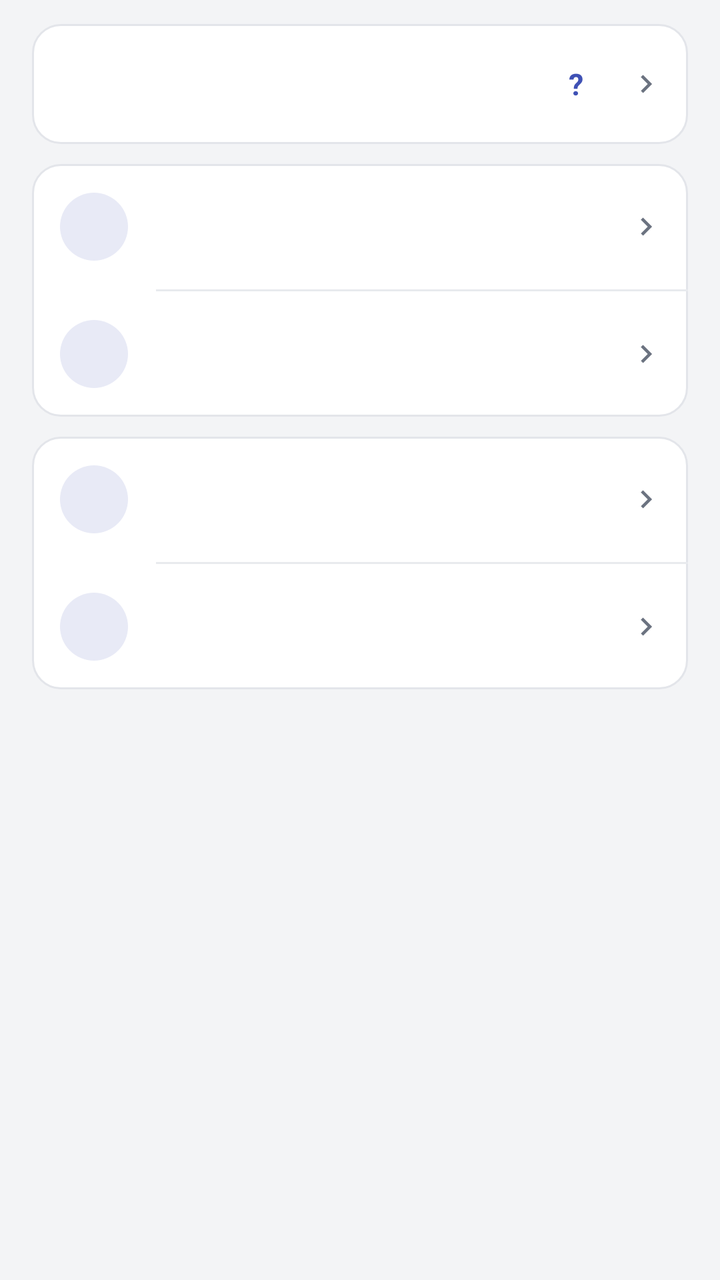
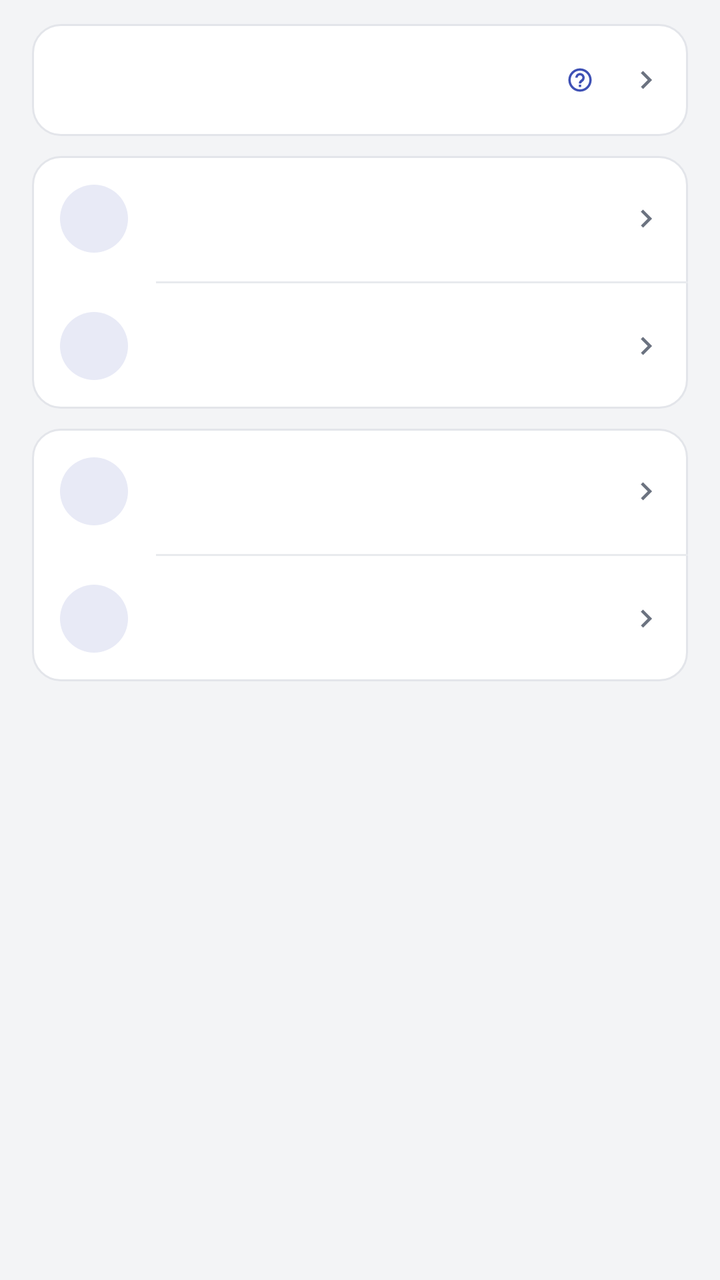

Screens rendered from an Android XML layout before and after an edit, with the pre-edit source and the edit as a unified diff.
<!-- AndroidManifest.xml: activity theme AppTheme -->
<!-- res/layout/activity_main.xml -->
<?xml version="1.0" encoding="utf-8"?>
<ScrollView xmlns:android="http://schemas.android.com/apk/res/android"
    android:id="@+id/root"
    android:layout_width="match_parent"
    android:layout_height="match_parent"
    android:background="@color/bg"
    android:fillViewport="true"
    android:scrollbars="vertical">

    <LinearLayout
        android:layout_width="match_parent"
        android:layout_height="wrap_content"
        android:orientation="vertical">

        
        <LinearLayout
            android:layout_width="match_parent"
            android:layout_height="wrap_content"
            android:orientation="vertical"
            android:paddingStart="@dimen/page_pad"
            android:paddingEnd="@dimen/page_pad"
            android:paddingTop="12dp"
            android:paddingBottom="14dp">

            
            <LinearLayout
                android:id="@+id/status_box"
                android:layout_width="match_parent"
                android:layout_height="wrap_content"
                android:orientation="vertical"
                android:background="@drawable/card_bg_press"
                android:clickable="true"
                android:focusable="false"
                android:paddingStart="14dp"
                android:paddingEnd="12dp"
                android:paddingTop="12dp"
                android:paddingBottom="12dp">

                <LinearLayout
                    android:layout_width="match_parent"
                    android:layout_height="wrap_content"
                    android:orientation="horizontal"
                    android:gravity="center_vertical">

                    <TextView
                        android:id="@+id/status_summary"
                        android:layout_width="0dp"
                        android:layout_height="wrap_content"
                        android:layout_weight="1"
                        android:singleLine="true"
                        android:ellipsize="end"
                        android:textSize="13sp"
                        android:textColor="@color/fg_muted" />

                    
                    <TextView
                        android:id="@+id/status_help"
                        android:layout_width="36dp"
                        android:layout_height="36dp"
                        android:layout_gravity="center_vertical"
                        android:background="?android:attr/selectableItemBackgroundBorderless"
                        android:clickable="true"
                        android:contentDescription="@string/glossary_open"
                        android:focusable="false"
                        android:gravity="center"
                        android:text="@string/glossary_mark"
                        android:textColor="@color/accent"
                        android:textSize="15sp"
                        android:textStyle="bold" />

                    <ImageView
                        android:id="@+id/status_chevron"
                        android:layout_width="@dimen/row_chevron"
                        android:layout_height="@dimen/row_chevron"
                        android:layout_marginStart="8dp"
                        android:src="@drawable/ic_chevron"
                        android:tint="@color/fg_muted" />
                </LinearLayout>

                
                <TextView
                    android:id="@+id/status_playtime"
                    android:layout_width="match_parent"
                    android:layout_height="wrap_content"
                    android:paddingTop="6dp"
                    android:textSize="12sp"
                    android:singleLine="true"
                    android:ellipsize="end"
                    android:textColor="@color/fg_muted"
                    android:visibility="gone" />

                <TextView
                    android:id="@+id/status_detail"
                    android:layout_width="match_parent"
                    android:layout_height="wrap_content"
                    android:paddingTop="8dp"
                    android:textSize="11sp"
                    android:lineSpacingExtra="4dp"
                    android:textColor="@color/fg_muted"
                    android:visibility="gone" />
            </LinearLayout>

            
            <LinearLayout
                android:id="@+id/btn_continue"
                android:layout_width="match_parent"
                android:layout_height="wrap_content"
                android:layout_marginTop="@dimen/card_gap"
                android:orientation="horizontal"
                android:gravity="center_vertical"
                android:background="@drawable/btn_primary"
                android:clickable="true"
                android:focusable="false"
                android:paddingStart="16dp"
                android:paddingEnd="16dp"
                android:paddingTop="14dp"
                android:paddingBottom="14dp"
                android:visibility="gone">

                <ImageView
                    android:layout_width="20dp"
                    android:layout_height="20dp"
                    android:src="@drawable/ic_play"
                    android:tint="@color/on_accent" />

                
                <TextView
                    android:id="@+id/continue_text"
                    android:layout_width="0dp"
                    android:layout_height="wrap_content"
                    android:layout_weight="1"
                    android:layout_marginStart="10dp"
                    android:maxLines="2"
                    android:ellipsize="end"
                    android:textSize="15sp"
                    android:fontFamily="sans-serif-medium"
                    android:textColor="@color/on_accent" />

            </LinearLayout>

            
            <LinearLayout
                android:layout_width="match_parent"
                android:layout_height="wrap_content"
                android:layout_marginTop="@dimen/card_gap"
                android:orientation="vertical"
                android:background="@drawable/card_bg">

                <include
                    android:id="@+id/row_add_game"
                    layout="@layout/row_action"
                    android:layout_width="match_parent"
                    android:layout_height="wrap_content" />

                <View
                    android:layout_width="match_parent"
                    android:layout_height="1dp"
                    android:layout_marginStart="62dp"
                    android:background="@color/divider" />

                <include
                    android:id="@+id/row_saves"
                    layout="@layout/row_action"
                    android:layout_width="match_parent"
                    android:layout_height="wrap_content" />
            </LinearLayout>

            
            <LinearLayout
                android:layout_width="match_parent"
                android:layout_height="wrap_content"
                android:layout_marginTop="@dimen/card_gap"
                android:orientation="vertical"
                android:background="@drawable/card_bg">

                <include
                    android:id="@+id/row_trash"
                    layout="@layout/row_action"
                    android:layout_width="match_parent"
                    android:layout_height="wrap_content" />

                <View
                    android:layout_width="match_parent"
                    android:layout_height="1dp"
                    android:layout_marginStart="62dp"
                    android:background="@color/divider" />

                <include
                    android:id="@+id/row_open_logs"
                    layout="@layout/row_action"
                    android:layout_width="match_parent"
                    android:layout_height="wrap_content" />
            </LinearLayout>

            
            <include layout="@layout/plugin_section" />
        </LinearLayout>

        
        <LinearLayout
            android:id="@+id/ver_container"
            android:layout_width="match_parent"
            android:layout_height="wrap_content"
            android:orientation="vertical"
            android:paddingStart="@dimen/page_pad"
            android:paddingEnd="@dimen/page_pad"
            android:paddingBottom="12dp" />

        
        <TextView
            android:id="@+id/ver_empty"
            android:layout_width="match_parent"
            android:layout_height="wrap_content"
            android:padding="28dp"
            android:gravity="center"
            android:textAlignment="center"
            android:textSize="13sp"
            android:lineSpacingExtra="4dp"
            android:textColor="@color/fg_muted" />

        
        <View
            android:layout_width="match_parent"
            android:layout_height="@dimen/page_bottom_space" />
    </LinearLayout>
</ScrollView>
<!-- res/layout/row_action.xml (included above) -->
<?xml version="1.0" encoding="utf-8"?>
<LinearLayout xmlns:android="http://schemas.android.com/apk/res/android"
    android:layout_width="match_parent"
    android:layout_height="wrap_content"
    android:orientation="horizontal"
    android:gravity="center_vertical"
    android:background="?android:attr/selectableItemBackground"
    android:clickable="true"
    android:focusable="false"
    android:paddingStart="14dp"
    android:paddingEnd="12dp"
    android:paddingTop="12dp"
    android:paddingBottom="12dp">

    <FrameLayout
        android:layout_width="@dimen/row_icon_box"
        android:layout_height="@dimen/row_icon_box"
        android:background="@drawable/icon_circle">

        <ImageView
            android:id="@+id/act_icon"
            android:layout_width="@dimen/row_icon"
            android:layout_height="@dimen/row_icon"
            android:layout_gravity="center"
            android:tint="@color/accent" />
    </FrameLayout>

    <LinearLayout
        android:layout_width="0dp"
        android:layout_height="wrap_content"
        android:layout_weight="1"
        android:layout_marginStart="14dp"
        android:orientation="vertical">

        <TextView
            android:id="@+id/act_title"
            android:layout_width="match_parent"
            android:layout_height="wrap_content"
            android:singleLine="true"
            android:ellipsize="end"
            android:textSize="15sp"
            android:textColor="@color/fg" />

        <TextView
            android:id="@+id/act_sub"
            android:layout_width="match_parent"
            android:layout_height="wrap_content"
            android:paddingTop="2dp"
            android:textSize="12sp"
            android:textColor="@color/fg_muted" />
    </LinearLayout>

    <ImageView
        android:layout_width="@dimen/row_chevron"
        android:layout_height="@dimen/row_chevron"
        android:layout_marginStart="8dp"
        android:src="@drawable/ic_chevron"
        android:tint="@color/fg_muted" />
</LinearLayout>
<!-- res/layout/plugin_section.xml (included above) -->
<?xml version="1.0" encoding="utf-8"?>
<LinearLayout xmlns:android="http://schemas.android.com/apk/res/android"
    android:id="@+id/plugin_section"
    android:layout_width="match_parent"
    android:layout_height="wrap_content"
    android:layout_marginTop="8dp"
    android:layout_marginBottom="8dp"
    android:background="@drawable/card_bg"
    android:orientation="vertical"
    android:paddingTop="6dp"
    android:paddingBottom="6dp"
    android:visibility="gone">

    <TextView
        android:id="@+id/plugin_section_title"
        android:layout_width="match_parent"
        android:layout_height="wrap_content"
        android:paddingStart="14dp"
        android:paddingEnd="14dp"
        android:paddingTop="6dp"
        android:paddingBottom="2dp"
        android:text="@string/plugin_section_title"
        android:textColor="@color/fg_muted"
        android:textSize="12sp" />

    
    <LinearLayout
        android:id="@+id/plugin_section_body"
        android:layout_width="match_parent"
        android:layout_height="wrap_content"
        android:orientation="vertical" />

    <LinearLayout
        android:id="@+id/plugin_section_rows"
        android:layout_width="match_parent"
        android:layout_height="wrap_content"
        android:orientation="vertical" />
</LinearLayout>
<!-- resources referenced by this layout -->
<resources>
  <color name="accent">#FF3F51B5</color>
  <color name="bg">#FFF3F4F6</color>
  <color name="divider">#FFE8EAEE</color>
  <color name="fg">#FF1A1C1E</color>
  <color name="fg_muted">#FF6B7280</color>
  <color name="on_accent">#FFFFFFFF</color>
  <dimen name="card_gap">10dp</dimen>
  <dimen name="page_bottom_space">24dp</dimen>
  <dimen name="page_pad">16dp</dimen>
  <dimen name="row_chevron">18dp</dimen>
  <dimen name="row_icon">22dp</dimen>
  <dimen name="row_icon_box">34dp</dimen>
  <!-- drawable card_bg (drawable) -->
  <?xml version="1.0" encoding="utf-8"?>
  <shape xmlns:android="http://schemas.android.com/apk/res/android"
      android:shape="rectangle">
      <solid android:color="@color/card" />
      <corners android:radius="14dp" />
      <stroke android:width="1dp" android:color="@color/card_stroke" />
  </shape>
  <!-- drawable icon_circle (drawable) -->
  <?xml version="1.0" encoding="utf-8"?>
  <shape xmlns:android="http://schemas.android.com/apk/res/android"
      android:shape="oval">
      <solid android:color="@color/accent_soft" />
  </shape>
  <string name="glossary_mark" translatable="false">?</string>
  <string name="glossary_open">Glossary</string>
  <string name="plugin_section_title">Plug-ins</string>
  <color name="accent_press">#FF303F9F</color>
  <color name="card">#FFFFFFFF</color>
  <color name="card_stroke">#FFE3E5EA</color>
  <color name="card_press">#FFEFF1F5</color>
  <color name="icon_tint">#FF5F6368</color>
  <color name="accent_soft">#FFE8EAF6</color>
  <color name="appbar">#FF3F51B5</color>
  <color name="statusbar">#FF303F9F</color>
  <style name="AppBarStyle" parent="android:Widget.Material.ActionBar.Solid">
          <item name="android:background">@color/appbar</item>
          
          <item name="android:elevation">0dp</item>
          
          <item name="android:contentInsetStart">16dp</item>
          <item name="android:titleTextStyle">@style/AppBarTitle</item>
      </style>
  <style name="AppOverflowMenu" parent="@android:style/Widget.Material.PopupMenu.Overflow">
          <item name="android:popupBackground">@drawable/popup_bg</item>
          
          <item name="android:overlapAnchor">false</item>
          <item name="android:dropDownVerticalOffset">4dp</item>
          
          <item name="android:popupElevation">8dp</item>
      </style>
  <style name="AppBarTitle" parent="android:TextAppearance.Material.Widget.ActionBar.Title">
          <item name="android:textColor">@color/on_appbar</item>
          <item name="android:textSize">20sp</item>
          <item name="android:fontFamily">sans-serif-medium</item>
      </style>
  <style name="AppDialogAnim">
          <item name="android:windowEnterAnimation">@anim/dialog_instant</item>
      </style>
  <!-- drawable popup_bg (drawable) -->
  <?xml version="1.0" encoding="utf-8"?>
  <shape xmlns:android="http://schemas.android.com/apk/res/android"
      android:shape="rectangle">
      <solid android:color="@color/popup" />
      <corners android:radius="14dp" />
      <stroke android:width="1dp" android:color="@color/popup_stroke" />
  </shape>
  <color name="on_appbar">#FFFFFFFF</color>
  <color name="popup">#FFFFFFFF</color>
  <color name="popup_stroke">#FFD8DCE4</color>
  <!-- unchanged entries left out for length: 7 -->
</resources>

<!-- the commit's change to res/layout/activity_main.xml (unified diff, before → after) -->
@@ -53,20 +53,18 @@
                         android:textColor="@color/fg_muted" />
 
                     
-                    <TextView
+                    <ImageView
                         android:id="@+id/status_help"
-                        android:layout_width="36dp"
-                        android:layout_height="36dp"
+                        android:layout_width="32dp"
+                        android:layout_height="32dp"
                         android:layout_gravity="center_vertical"
                         android:background="?android:attr/selectableItemBackgroundBorderless"
                         android:clickable="true"
                         android:contentDescription="@string/glossary_open"
                         android:focusable="false"
-                        android:gravity="center"
-                        android:text="@string/glossary_mark"
-                        android:textColor="@color/accent"
-                        android:textSize="15sp"
-                        android:textStyle="bold" />
+                        android:padding="9dp"
+                        android:src="@drawable/ic_help_bar"
+                        android:tint="@color/accent" />
 
                     <ImageView
                         android:id="@+id/status_chevron"
<!-- resource entries referenced after the edit -->
@@ -20,13 +20,23 @@
       <corners android:radius="14dp" />
       <stroke android:width="1dp" android:color="@color/card_stroke" />
   </shape>
+  <!-- drawable ic_help_bar (drawable) -->
+  <?xml version="1.0" encoding="utf-8"?>
+  <vector xmlns:android="http://schemas.android.com/apk/res/android"
+      android:width="24dp"
+      android:height="24dp"
+      android:viewportWidth="24"
+      android:viewportHeight="24">
+      <path
+          android:fillColor="@color/on_appbar"
+          android:pathData="M11,18h2v-2h-2v2zM12,2C6.48,2 2,6.48 2,12s4.48,10 10,10 10,-4.48 10,-10S17.52,2 12,2zM12,20c-4.41,0 -8,-3.59 -8,-8s3.59,-8 8,-8 8,3.59 8,8 -3.59,8 -8,8zM12,6c-2.21,0 -4,1.79 -4,4h2c0,-1.1 0.9,-2 2,-2s2,0.9 2,2c0,2 -3,1.75 -3,5h2c0,-1.25 3,-1.75 3,-5 0,-2.21 -1.79,-4 -4,-4z" />
+  </vector>
   <!-- drawable icon_circle (drawable) -->
   <?xml version="1.0" encoding="utf-8"?>
   <shape xmlns:android="http://schemas.android.com/apk/res/android"
       android:shape="oval">
       <solid android:color="@color/accent_soft" />
   </shape>
-  <string name="glossary_mark" translatable="false">?</string>
   <string name="glossary_open">Glossary</string>
   <string name="plugin_section_title">Plug-ins</string>
   <color name="accent_press">#FF303F9F</color>
